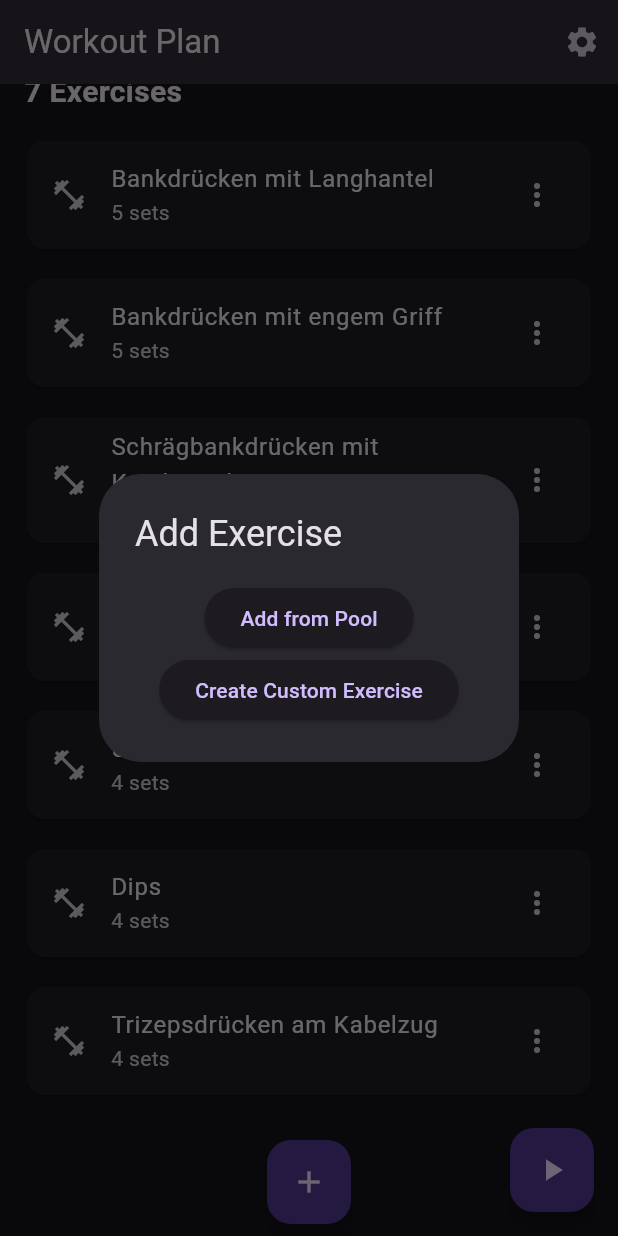
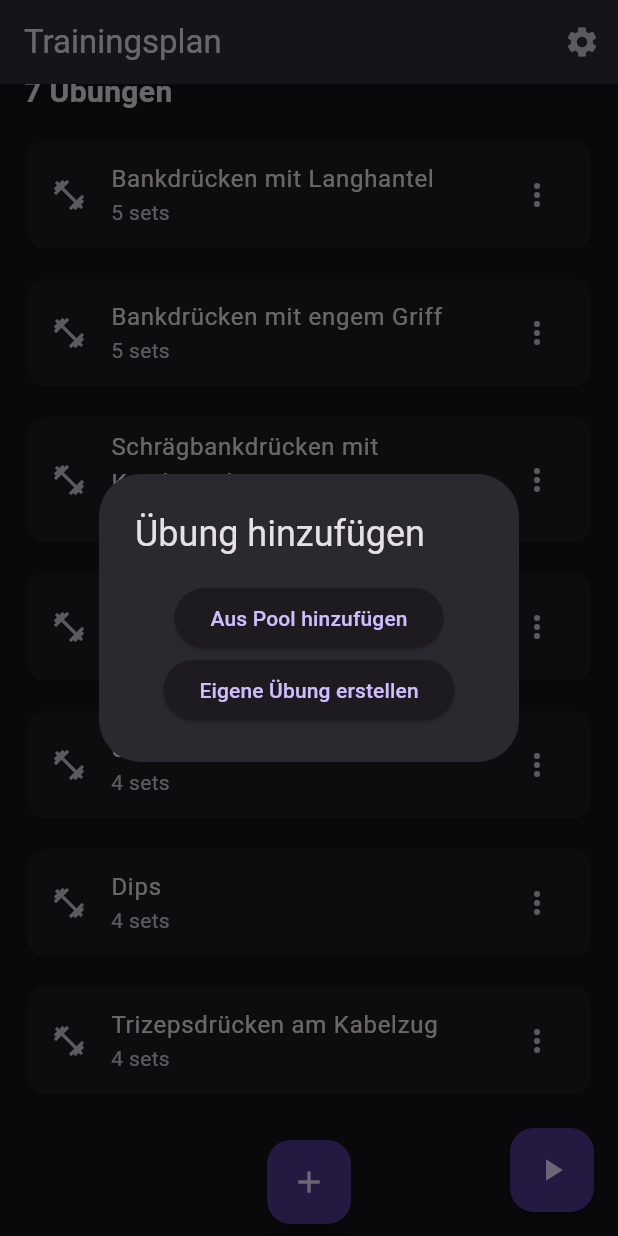
Before and after one commit to eKecevic/gym-app-ek, a Flutter app: the screen it shows after launch, scrolled down 250 dp, after a tap on the "add" icon, on a phone screen of 412 x 824 dp. Run offline on Flutter 3.47's test engine with Material 3 defaults, Android fonts, the phone set to English and light mode, and no system bars; our stand-ins replace percent_indicator, shared_preferences.

Commit message:
language_DE, new function in adding new exercises, targetmuscles added now, targetmuscles in creating new exercises added

```diff
--- a/lib/main.dart
+++ b/lib/main.dart
@@ -10,6 +10,8 @@ import 'workout_card.dart';
 import 'workout_execution_screen.dart';
 import 'models.dart';
 import 'package:flutter/foundation.dart' show kIsWeb;
+import 'create_exercise_screen.dart';
+import 'exercise_pool_screen.dart';
 
 void main() {
   runApp(MyApp());
@@ -37,6 +39,7 @@ class _WorkoutScreenState extends State<WorkoutScreen> {
   String selectedType = 'Push';
   String selectedRestTime = '1m'; // New variable for rest time
   List<Workout> workouts = [];
+  Map<String, int> muscleCounts = {}; // Neue Variable für die Muskelgruppen
 
   @override
   void initState() {
@@ -53,6 +56,7 @@ class _WorkoutScreenState extends State<WorkoutScreen> {
           final data = json.decode(workoutsString);
           setState(() {
             workouts = _getWorkoutsForSelectedType(data);
+            _updateMuscleCounts(); // Aktualisiere die Muskelgruppen
           });
           return;
         }
@@ -62,6 +66,7 @@ class _WorkoutScreenState extends State<WorkoutScreen> {
       final data = json.decode(response);
       setState(() {
         workouts = _getWorkoutsForSelectedType(data);
+        _updateMuscleCounts(); // Aktualisiere die Muskelgruppen
       });
     } catch (e) {
       print("Error loading workouts: $e");
@@ -122,12 +127,13 @@ class _WorkoutScreenState extends State<WorkoutScreen> {
   void removeWorkout(int index) {
     setState(() {
       workouts.removeAt(index);
+      _updateMuscleCounts(); // Aktualisiere die Muskelgruppen
       saveWorkouts();
     });
   }
 
   void replaceWorkout(int index) {
-    print("Replace workout at index $index");
+    print("Workout an Index $index ersetzen");
   }
 
   int getDurationInMinutes(String duration) {
@@ -150,16 +156,33 @@ class _WorkoutScreenState extends State<WorkoutScreen> {
     if (newExercise != null) {
       setState(() {
         workouts.add(newExercise);
+        _updateMuscleCounts(); // Aktualisiere die Muskelgruppen
         saveWorkouts();
       });
     }
+  }
+
+  void _updateMuscleCounts() {
+    final counts = <String, int>{};
+    for (var workout in workouts) {
+      for (var muscle in workout.muscles) {
+        if (counts.containsKey(muscle)) {
+          counts[muscle] = counts[muscle]! + 1;
+        } else {
+          counts[muscle] = 1;
+        }
+      }
+    }
+    setState(() {
+      muscleCounts = counts;
+    });
   }
 
   @override
   Widget build(BuildContext context) {
     return Scaffold(
       appBar: AppBar(
-        title: Text('Workout Plan'),
+        title: Text('Trainingsplan'),
         actions: [
           IconButton(
             icon: Icon(Icons.settings),
@@ -198,13 +221,6 @@ class _WorkoutScreenState extends State<WorkoutScreen> {
                 },
               ),
               _buildDropdownButton(
-                value: 'Equipment',
-                items: ['Equipment'],
-                onChanged: (String? newValue) {
-                  // Implement equipment change logic if needed
-                },
-              ),
-              _buildDropdownButton(
                 value: selectedRestTime,
                 items: ['1m', '2m', '3m'],
                 onChanged: (String? newValue) {
@@ -219,7 +235,7 @@ class _WorkoutScreenState extends State<WorkoutScreen> {
           Padding(
             padding: const EdgeInsets.all(8.0),
             child: Text(
-              'Target Muscles',
+              'Zielmuskeln',
               style: TextStyle(fontSize: 20, fontWeight: FontWeight.bold),
             ),
           ),
@@ -227,19 +243,16 @@ class _WorkoutScreenState extends State<WorkoutScreen> {
             height: 120,
             child: ListView(
               scrollDirection: Axis.horizontal,
-              children: [
-                TargetMuscleWidget(muscle: 'Chest', percentage: 58),
-                TargetMuscleWidget(muscle: 'Triceps', percentage: 58),
-                TargetMuscleWidget(muscle: 'Shoulders', percentage: 58),
-                TargetMuscleWidget(
-                    muscle: 'Legs', percentage: 60), // Added Legs
-              ],
+              children: muscleCounts.entries.map((entry) {
+                return TargetMuscleWidget(
+                    muskel: entry.key, anteil: entry.value);
+              }).toList(),
             ),
           ),
           Padding(
             padding: const EdgeInsets.all(8.0),
             child: Text(
-              '${workouts.length} Exercises',
+              '${workouts.length} Übungen',
               style: TextStyle(fontSize: 20, fontWeight: FontWeight.bold),
             ),
           ),
@@ -248,7 +261,7 @@ class _WorkoutScreenState extends State<WorkoutScreen> {
               int index = entry.key;
               Workout workout = entry.value;
               return Dismissible(
-                key: Key(workout.title),
+                key: Key('${workout.title}-$index'), // Eindeutiger Schlüssel
                 direction: DismissDirection.endToStart,
                 confirmDismiss: (direction) async {
                   return false;
@@ -274,7 +287,7 @@ class _WorkoutScreenState extends State<WorkoutScreen> {
                           children: [
                             Icon(Icons.swap_horiz, color: Colors.white),
                             SizedBox(width: 5),
-                            Text("Replace",
+                            Text("Ersetzen",
                                 style: TextStyle(color: Colors.white)),
                           ],
                         ),
@@ -293,7 +306,7 @@ class _WorkoutScreenState extends State<WorkoutScreen> {
                           children: [
                             Icon(Icons.delete, color: Colors.white),
                             SizedBox(width: 5),
-                            Text("Delete",
+                            Text("Löschen",
                                 style: TextStyle(color: Colors.white)),
                           ],
                         ),
@@ -312,6 +325,7 @@ class _WorkoutScreenState extends State<WorkoutScreen> {
                           onSave: (updatedWorkout) {
                             setState(() {
                               workouts[index] = updatedWorkout;
+                              _updateMuscleCounts(); // Aktualisiere die Muskelgruppen
                               saveWorkouts();
                             });
                           },
@@ -380,17 +394,17 @@ class _WorkoutScreenState extends State<WorkoutScreen> {
 }
 
 class TargetMuscleWidget extends StatelessWidget {
-  final String muscle;
-  final int percentage;
+  final String muskel;
+  final int anteil;
 
-  TargetMuscleWidget({required this.muscle, required this.percentage});
+  TargetMuscleWidget({required this.muskel, required this.anteil});
 
   @override
   Widget build(BuildContext context) {
     return GestureDetector(
       onTap: () {
         ScaffoldMessenger.of(context).showSnackBar(
-          SnackBar(content: Text('$muscle clicked!')),
+          SnackBar(content: Text('$muskel angeklickt!')),
         );
       },
       child: Container(
@@ -405,8 +419,8 @@ class TargetMuscleWidget extends StatelessWidget {
           children: [
             Icon(Icons.fitness_center, size: 40),
             SizedBox(height: 4),
-            Text(muscle),
-            Text('$percentage%'),
+            Text(muskel),
+            Text('$anteil Übungen'),
           ],
         ),
       ),
@@ -419,21 +433,21 @@ class SettingsScreen extends StatelessWidget {
   Widget build(BuildContext context) {
     return Scaffold(
       appBar: AppBar(
-        title: Text('Settings'),
+        title: Text('Einstellungen'),
       ),
       body: ListView(
         children: [
           ListTile(
-            title: Text('Fitness Goal'),
-            subtitle: Text('Strength Training'),
+            title: Text('Fitnessziel'),
+            subtitle: Text('Krafttraining'),
           ),
           ListTile(
-            title: Text('Fitness Experience'),
-            subtitle: Text('Intermediate'),
+            title: Text('Fitnesserfahrung'),
+            subtitle: Text('Mittelstufe'),
           ),
           ListTile(
-            title: Text('Timed Intervals'),
-            subtitle: Text('Off'),
+            title: Text('Zeitgesteuerte Intervalle'),
+            subtitle: Text('Aus'),
           ),
         ],
       ),
@@ -445,7 +459,7 @@ class AddExerciseDialog extends StatelessWidget {
   @override
   Widget build(BuildContext context) {
     return AlertDialog(
-      title: Text('Add Exercise'),
+      title: Text('Übung hinzufügen'),
       content: Column(
         mainAxisSize: MainAxisSize.min,
         children: [
@@ -460,7 +474,7 @@ class AddExerciseDialog extends StatelessWidget {
                 }
               });
             },
-            child: Text('Add from Pool'),
+            child: Text('Aus Pool hinzufügen'),
           ),
           ElevatedButton(
             onPressed: () async {
@@ -472,125 +486,10 @@ class AddExerciseDialog extends StatelessWidget {
                 Navigator.pop(context, newWorkout);
               }
             },
-            child: Text('Create Custom Exercise'),
+            child: Text('Eigene Übung erstellen'),
           ),
         ],
       ),
     );
   }
 }
-
-class CreateExerciseScreen extends StatefulWidget {
-  @override
-  _CreateExerciseScreenState createState() => _CreateExerciseScreenState();
-}
-
-class _CreateExerciseScreenState extends State<CreateExerciseScreen> {
-  String title = '';
-  String type = 'custom';
-  List<ExerciseSet> warmUpSets = [];
-  List<ExerciseSet> workingSets = [];
-
-  @override
-  Widget build(BuildContext context) {
-    return Scaffold(
-      appBar: AppBar(
-        title: Text('Create Custom Exercise'),
-      ),
-      body: Padding(
-        padding: const EdgeInsets.all(16.0),
-        child: Column(
-          children: [
-            TextField(
-              decoration: InputDecoration(labelText: 'Exercise Title'),
-              onChanged: (value) {
-                setState(() {
-                  title = value;
-                });
-              },
-            ),
-            SizedBox(height: 10),
-            ElevatedButton(
-              onPressed: () {
-                setState(() {
-                  workingSets.add(ExerciseSet(reps: 10, weight: 50));
-                });
-              },
-              child: Text('Add Working Set'),
-            ),
-            Expanded(
-              child: ListView.builder(
-                itemCount: workingSets.length,
-                itemBuilder: (context, index) {
-                  final set = workingSets[index];
-                  return ListTile(
-                    title: Text('${set.reps} reps - ${set.weight} kg'),
-                    trailing: IconButton(
-                      icon: Icon(Icons.delete),
-                      onPressed: () {
-                        setState(() {
-                          workingSets.removeAt(index);
-                        });
-                      },
-                    ),
-                  );
-                },
-              ),
-            ),
-            ElevatedButton(
-              onPressed: () {
-                final newWorkout = Workout(
-                  title: title,
-                  type: type,
-                  warmUpSets: warmUpSets,
-                  workingSets: workingSets,
-                );
-                Navigator.pop(context, newWorkout);
-              },
-              child: Text('Save Exercise'),
-            ),
-          ],
-        ),
-      ),
-    );
-  }
-}
-
-class ExercisePoolScreen extends StatelessWidget {
-  @override
-  Widget build(BuildContext context) {
-    return Scaffold(
-      appBar: AppBar(
-        title: Text('Exercise Pool'),
-      ),
-      body: FutureBuilder(
-        future: rootBundle.loadString('assets/data/workouts.json'),
-        builder: (context, snapshot) {
-          if (!snapshot.hasData) {
-            return Center(child: CircularProgressIndicator());
-          }
-          final data = json.decode(snapshot.data as String);
-          final exercises = [
-            ...(data['push'] as List).map((i) => Workout.fromJson(i)).toList(),
-            ...(data['pull'] as List).map((i) => Workout.fromJson(i)).toList(),
-            ...(data['legs'] as List).map((i) => Workout.fromJson(i)).toList(),
-          ];
-
-          return ListView.builder(
-            itemCount: exercises.length,
-            itemBuilder: (context, index) {
-              final workout = exercises[index];
-              return ListTile(
-                title: Text(workout.title),
-                subtitle: Text('${workout.workingSets.length} sets'),
-                onTap: () {
-                  Navigator.pop(context, workout);
-                },
-              );
-            },
-          );
-        },
-      ),
-    );
-  }
-}
--- a/lib/models.dart
+++ b/lib/models.dart
@@ -3,12 +3,14 @@ class Workout {
   final List<ExerciseSet> warmUpSets;
   final List<ExerciseSet> workingSets;
   final String type;
+  final List<String> muscles; // Neue Eigenschaft
 
   Workout({
     required this.title,
     required this.warmUpSets,
     required this.workingSets,
     required this.type,
+    required this.muscles, // Hinzugefügt
   });
 
   factory Workout.fromJson(Map<String, dynamic> json) {
@@ -21,6 +23,7 @@ class Workout {
           .map((set) => ExerciseSet.fromJson(set))
           .toList(),
       type: json['type'],
+      muscles: List<String>.from(json['muscles']), // Hinzugefügt
     );
   }
 
@@ -30,6 +33,7 @@ class Workout {
       'warmUpSets': warmUpSets.map((set) => set.toJson()).toList(),
       'workingSets': workingSets.map((set) => set.toJson()).toList(),
       'type': type,
+      'muscles': muscles, // Hinzugefügt
     };
   }
 }
```
Also changed, not shown: assets/data/workouts.json (+42 -21 lines), lib/create_exercise_screen.dart (added, +211 -0 lines), lib/exercise_detail_screen.dart (+67 -14 lines), lib/exercise_pool_screen.dart (added, +63 -0 lines).
